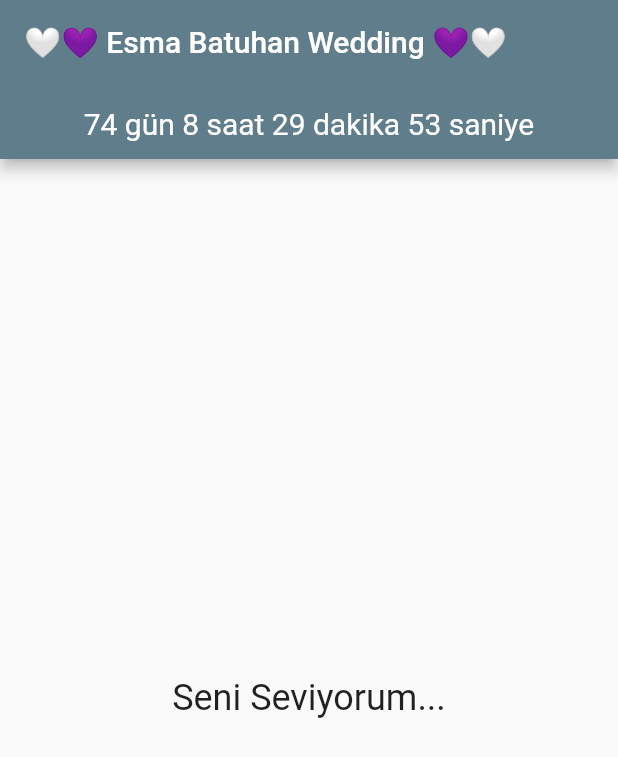
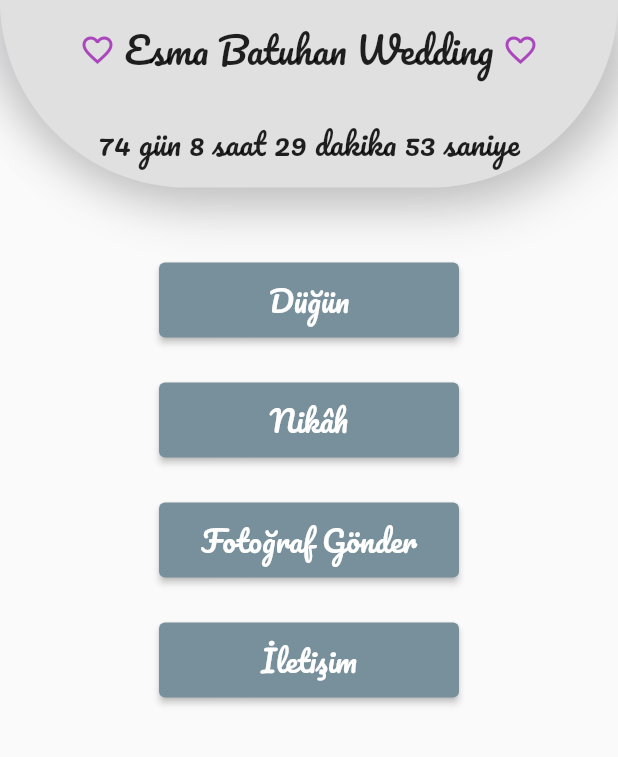
Before and after one commit to mordeve/esmabatu, a Flutter app: the screen it shows after launch, on a phone screen of 412 x 824 dp. Shown: the top 757 px of the screen. Run offline on Flutter 3.47's test engine with Material 2 defaults, Android fonts, the phone set to English and light mode, and no system bars; our stand-ins replace google_fonts.

Commit message:
update navigation bar

```diff
--- a/lib/pages/home_page.dart
+++ b/lib/pages/home_page.dart
@@ -1,7 +1,8 @@
 import 'dart:async';
 
-import 'package:esmabatu/utils/constants.dart';
+import 'package:esmabatu/widgets/custom_app_bar.dart';
 import 'package:flutter/material.dart';
+import 'package:google_fonts/google_fonts.dart';
 
 class HomePage extends StatefulWidget {
   const HomePage({Key? key}) : super(key: key);
@@ -39,25 +40,53 @@ class HomePageState extends State<HomePage> {
   @override
   Widget build(BuildContext context) {
     return Scaffold(
-      appBar: AppBar(
-          title: const Text(appName),
-          bottom: PreferredSize(
-            preferredSize: const Size.fromHeight(50),
-            child: Container(
-              padding: const EdgeInsets.all(12.0),
-              alignment: Alignment.center,
-              child: Text(
-                _time,
-                style: const TextStyle(fontSize: 20, color: Colors.white),
+        body: Column(
+      children: [
+        CustomAppBar(timee: _time),
+        const SizedBox(height: 50),
+        Wrap(
+          spacing: 30,
+          runSpacing: 30,
+          children: [
+            ElevatedButton(
+              onPressed: () {},
+              style: ElevatedButton.styleFrom(
+                backgroundColor: Colors.blueGrey[400],
+                textStyle: GoogleFonts.pacifico(fontSize: 20),
+                minimumSize: const Size(200, 50),
               ),
+              child: const Text("Düğün"),
             ),
-          )),
-      body: const Center(
-        child: Text(
-          "Seni Seviyorum...",
-          style: TextStyle(fontSize: 24),
+            ElevatedButton(
+              onPressed: () {},
+              style: ElevatedButton.styleFrom(
+                backgroundColor: Colors.blueGrey[400],
+                textStyle: GoogleFonts.pacifico(fontSize: 20),
+                minimumSize: const Size(200, 50),
+              ),
+              child: const Text("Nikâh"),
+            ),
+            ElevatedButton(
+              onPressed: () {},
+              style: ElevatedButton.styleFrom(
+                backgroundColor: Colors.blueGrey[400],
+                textStyle: GoogleFonts.pacifico(fontSize: 20),
+                minimumSize: const Size(200, 50),
+              ),
+              child: const Text("Fotoğraf Gönder"),
+            ),
+            ElevatedButton(
+              onPressed: () {},
+              style: ElevatedButton.styleFrom(
+                backgroundColor: Colors.blueGrey[400],
+                textStyle: GoogleFonts.pacifico(fontSize: 20),
+                minimumSize: const Size(200, 50),
+              ),
+              child: const Text("İletişim"),
+            ),
+          ],
         ),
-      ),
-    );
+      ],
+    ));
   }
 }
--- a/lib/utils/constants.dart
+++ b/lib/utils/constants.dart
@@ -1,2 +1,2 @@
-const appName = "🤍💜 Esma Batuhan Wedding 💜🤍";
+const appName = "Esma Batuhan Wedding";
 const appTitle = "Esma 🤍 Batuhan";
--- a/lib/widgets/custom_app_bar.dart
+++ b/lib/widgets/custom_app_bar.dart
@@ -35,10 +35,25 @@ class CustomAppBar extends StatelessWidget {
             Container(
               padding: const EdgeInsets.all(12.0),
               alignment: Alignment.center,
-              child: Text(
-                appName,
-                style: GoogleFonts.pacifico(fontSize: 24),
-                textAlign: TextAlign.center,
+              child: Row(
+                mainAxisAlignment: MainAxisAlignment.center,
+                children: [
+                  Icon(
+                    Icons.favorite_border_sharp,
+                    color: Colors.purple.shade400,
+                  ),
+                  const SizedBox(width: 6.0),
+                  Text(
+                    appName,
+                    style: GoogleFonts.pacifico(fontSize: 24),
+                    textAlign: TextAlign.center,
+                  ),
+                  const SizedBox(width: 6.0),
+                  Icon(
+                    Icons.favorite_border_sharp,
+                    color: Colors.purple.shade400,
+                  ),
+                ],
               ),
             ),
             Container(
```
Also changed, not shown: pubspec.yaml (+1 -6 lines), pubspec.lock.
